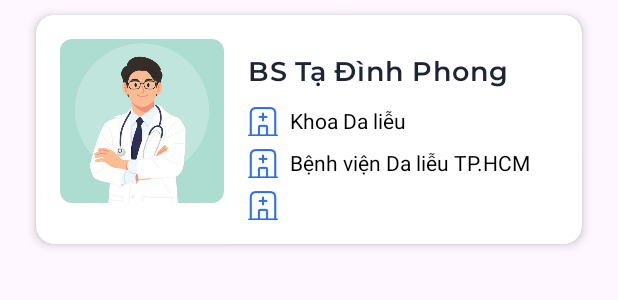
After one commit to hongcer11/MedGo, an Android app: the layout doctor_item.xml on its own in the app's theme, with its tools: preview values and no code run, on a phone screen of 412 x 824 dp. The commit adds this screen. Shown: the top 300 px of the screen. Run offline under Robolectric (Android 15) with nearby library versions, the phone set to English and light mode, and no system bars.

Commit message:
đổi activity main lần 2

```diff
--- a/app/src/main/res/layout/activity_main.xml
+++ b/app/src/main/res/layout/activity_main.xml
@@ -1,7 +1,6 @@
 <?xml version="1.0" encoding="utf-8"?>
 <androidx.constraintlayout.widget.ConstraintLayout xmlns:android="http://schemas.android.com/apk/res/android"
-    xmlns:app="http://schemas.android.com/apk/res-auto"
-    xmlns:tools="http://schemas.android.com/tools"
+
     android:id="@+id/main"
     android:layout_width="match_parent"
     android:layout_height="match_parent"
--- /dev/null
+++ b/app/src/main/res/layout/doctor_item.xml
@@ -0,0 +1,142 @@
+<?xml version="1.0" encoding="utf-8"?>
+<androidx.cardview.widget.CardView xmlns:android="http://schemas.android.com/apk/res/android"
+    xmlns:app="http://schemas.android.com/apk/res-auto"
+    xmlns:tools="http://schemas.android.com/tools"
+    android:layout_width="match_parent"
+    android:layout_height="wrap_content"
+    android:layout_marginStart="16dp"
+    android:layout_marginEnd="16dp"
+    android:layout_marginBottom="16dp"
+    app:cardCornerRadius="12dp"
+    app:cardElevation="4dp"
+    app:cardUseCompatPadding="true">
+
+    <androidx.constraintlayout.widget.ConstraintLayout
+        android:layout_width="match_parent"
+        android:layout_height="wrap_content"
+        android:paddingBottom="16dp">
+
+        <androidx.cardview.widget.CardView
+            android:id="@+id/doctorImageContainer"
+            android:layout_width="109dp"
+            android:layout_height="109dp"
+            android:layout_marginStart="16dp"
+            android:layout_marginTop="16dp"
+            app:cardCornerRadius="8dp"
+            app:cardElevation="0dp"
+            app:layout_constraintStart_toStartOf="parent"
+            app:layout_constraintTop_toTopOf="parent">
+
+            <ImageView
+                android:id="@+id/doctorImage"
+                android:layout_width="match_parent"
+                android:layout_height="match_parent"
+                android:scaleType="centerCrop"
+                android:src="@drawable/doctor_default"
+                tools:src="@tools:sample/avatars"
+                android:contentDescription="Ảnh bác sĩ" />
+        </androidx.cardview.widget.CardView>
+
+        <TextView
+            android:id="@+id/doctorName"
+            android:layout_width="0dp"
+            android:layout_height="wrap_content"
+            android:layout_marginStart="16dp"
+            android:layout_marginEnd="8dp"
+            android:text="BS Tạ Đình Phong"
+            android:textColor="@color/black_primary"
+            style="@style/TextHeading4"
+            app:layout_constraintEnd_toStartOf="@+id/favoriteIcon"
+            app:layout_constraintStart_toEndOf="@+id/doctorImageContainer"
+            app:layout_constraintTop_toTopOf="@+id/doctorImageContainer"
+            app:layout_constraintBottom_toTopOf="@+id/specialtyText"
+            app:layout_constraintVertical_chainStyle="packed" />
+
+        <ImageView
+            android:id="@+id/favoriteIcon"
+            android:layout_width="24dp"
+            android:layout_height="24dp"
+            android:layout_marginEnd="16dp"
+            android:src="@drawable/heart_outline"
+            app:layout_constraintEnd_toEndOf="parent"
+            app:layout_constraintTop_toTopOf="@+id/doctorName"
+            app:layout_constraintBottom_toBottomOf="@+id/doctorName"
+            android:contentDescription="Thêm vào yêu thích" />
+
+        <ImageView
+            android:id="@+id/specialtyIcon"
+            android:layout_width="20dp"
+            android:layout_height="20dp"
+            android:layout_marginStart="16dp"
+            android:layout_marginTop="8dp"
+            android:src="@drawable/icon_hospital"
+            app:layout_constraintStart_toEndOf="@+id/doctorImageContainer"
+            app:layout_constraintTop_toBottomOf="@+id/doctorName"
+            android:contentDescription="Biểu tượng chuyên khoa" />
+
+        <TextView
+            android:id="@+id/specialtyText"
+            android:layout_width="0dp"
+            android:layout_height="wrap_content"
+            android:layout_marginStart="8dp"
+            android:layout_marginEnd="16dp"
+            android:text="Khoa Da liễu"
+            android:textColor="@android:color/black"
+            android:textSize="14sp"
+            app:layout_constraintEnd_toEndOf="parent"
+            app:layout_constraintStart_toEndOf="@+id/specialtyIcon"
+            app:layout_constraintTop_toTopOf="@+id/specialtyIcon"
+            app:layout_constraintBottom_toBottomOf="@+id/specialtyIcon" />
+
+        <ImageView
+            android:id="@+id/hospitalIcon"
+            android:layout_width="20dp"
+            android:layout_height="20dp"
+            android:layout_marginStart="16dp"
+            android:layout_marginTop="8dp"
+            android:src="@drawable/icon_hospital"
+            app:layout_constraintStart_toEndOf="@+id/doctorImageContainer"
+            app:layout_constraintTop_toBottomOf="@+id/specialtyIcon"
+            android:contentDescription="Biểu tượng bệnh viện" />
+
+        <TextView
+            android:id="@+id/hospitalText"
+            android:layout_width="0dp"
+            android:layout_height="wrap_content"
+            android:layout_marginStart="8dp"
+            android:layout_marginEnd="16dp"
+            android:text="Bệnh viện Da liễu TP.HCM"
+            android:textColor="@android:color/black"
+            android:textSize="14sp"
+            app:layout_constraintEnd_toEndOf="parent"
+            app:layout_constraintStart_toEndOf="@+id/hospitalIcon"
+            app:layout_constraintTop_toTopOf="@+id/hospitalIcon"
+            app:layout_constraintBottom_toBottomOf="@+id/hospitalIcon" />
+
+        <ImageView
+            android:id="@+id/calendarIcon"
+            android:layout_width="20dp"
+            android:layout_height="20dp"
+            android:layout_marginStart="16dp"
+            android:layout_marginTop="8dp"
+            android:src="@drawable/icon_hospital"
+
+            app:layout_constraintStart_toEndOf="@+id/doctorImageContainer"
+            app:layout_constraintTop_toBottomOf="@+id/hospitalIcon"
+            android:contentDescription="Biểu tượng lịch" />
+
+        <LinearLayout
+            android:id="@+id/workingDaysLayout"
+            android:layout_width="0dp"
+            android:layout_height="wrap_content"
+            android:layout_marginStart="8dp"
+            android:layout_marginEnd="16dp"
+            android:orientation="horizontal"
+            app:layout_constraintBottom_toBottomOf="@+id/calendarIcon"
+            app:layout_constraintEnd_toEndOf="parent"
+            app:layout_constraintStart_toEndOf="@+id/calendarIcon"
+            app:layout_constraintTop_toTopOf="@+id/calendarIcon"/>
+
+    </androidx.constraintlayout.widget.ConstraintLayout>
+
+</androidx.cardview.widget.CardView>
```
